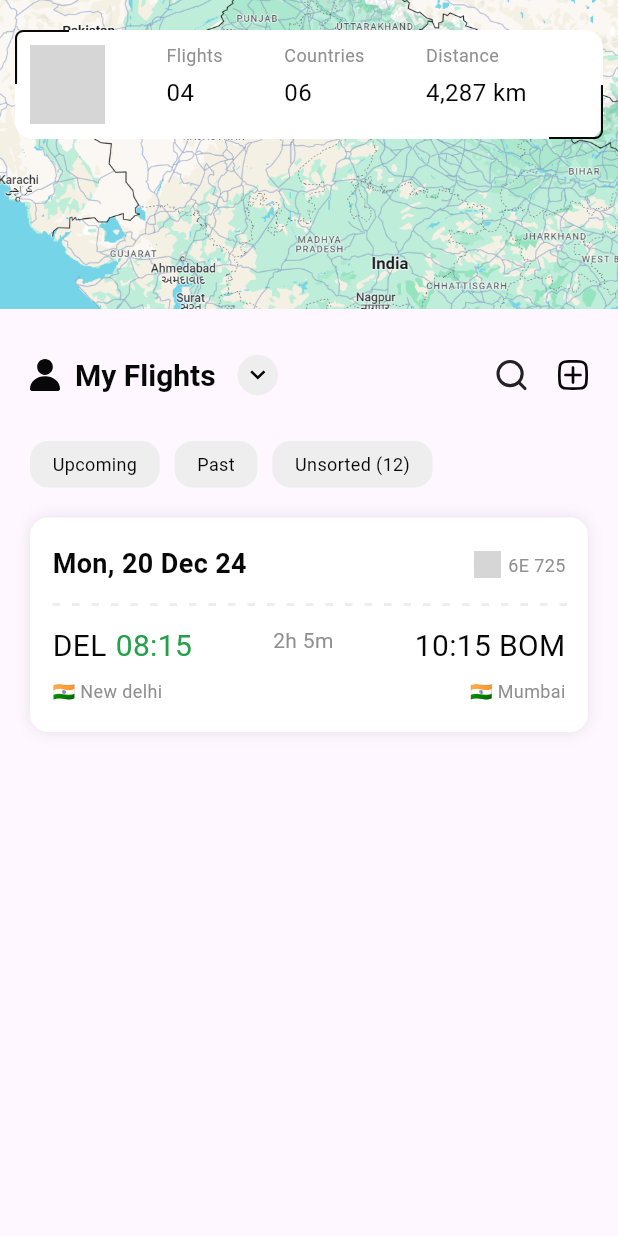
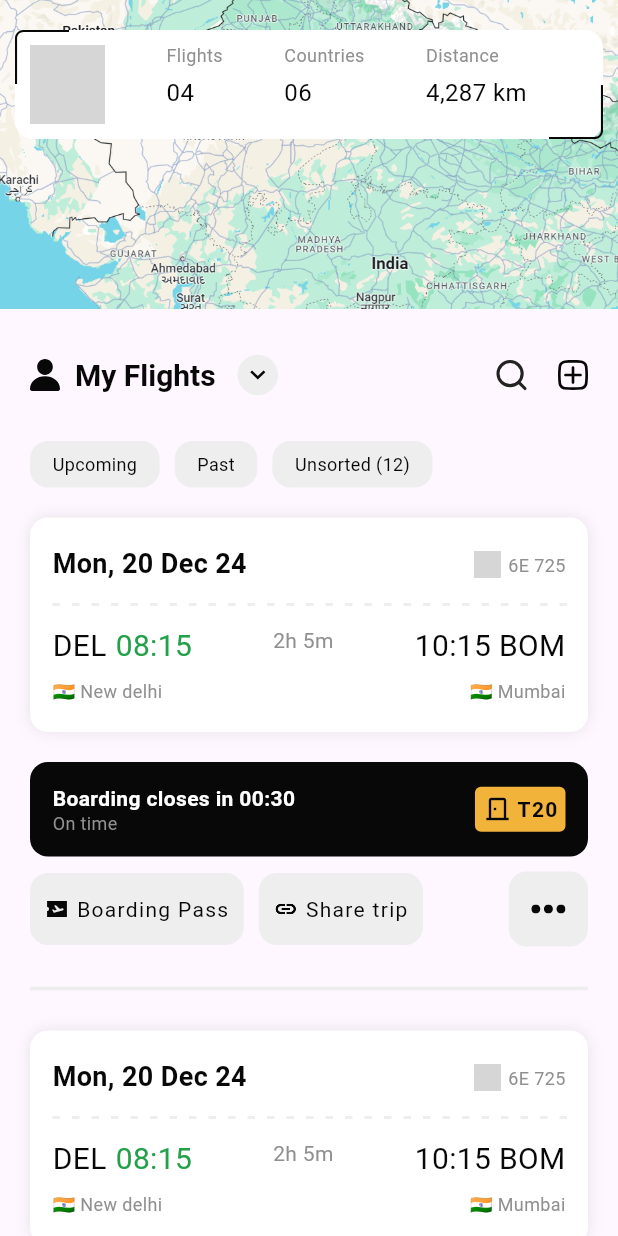
Before and after one commit to AdityaMotale/flight_booking_app_ui_demo, a Flutter app: the screen it shows after launch, on a phone screen of 412 x 824 dp. Run offline on Flutter 3.47's test engine with Material 3 defaults, Android fonts, the phone set to English and light mode, and no system bars; our stand-ins replace flutter_svg; missing offline and left inert: ecko; network calls fail; Roboto replaces fonts that are missing (UberMove); grey boxes are pictures that could not be loaded.

Commit message:
completed profile view

```diff
--- a/lib/views/Profile/profile.view.dart
+++ b/lib/views/Profile/profile.view.dart
@@ -1,6 +1,8 @@
-import 'package:flight_booking_app/views/Profile/widgets/flight_details_card.widget.profile.dart';
 import 'package:flutter/material.dart';
 
+import '../../design/design_colors.dart';
+import 'widgets/boarding_details_card.widget.profile.dart';
+import 'widgets/flight_details_card.widget.profile.dart';
 import 'widgets/header_card.widgets.profile.dart';
 import 'widgets/users_flights.widget.profile.dart';
 
@@ -24,6 +26,12 @@ class ProfileView extends StatelessWidget {
                     SizedBox(height: 20),
                     FlightDetailsCardWidgetProfile(),
                     SizedBox(height: 20),
+                    BoardingDetailsCardWidgetProfile(),
+                    SizedBox(height: 20),
+                    Divider(thickness: 2.5, color: UDesignColors.border),
+                    SizedBox(height: 20),
+                    FlightDetailsCardWidgetProfile(),
+                    SizedBox(height: 20),
                   ],
                 ),
               ),
--- /dev/null
+++ b/lib/views/Profile/widgets/boarding_details_card.widget.profile.dart
@@ -0,0 +1,168 @@
+import 'package:flutter/material.dart';
+import 'package:flutter_svg/flutter_svg.dart';
+
+import '../../../design/design_colors.dart';
+
+class BoardingDetailsCardWidgetProfile extends StatelessWidget {
+  const BoardingDetailsCardWidgetProfile({Key? key}) : super(key: key);
+
+  @override
+  Widget build(BuildContext context) {
+    return Column(
+      crossAxisAlignment: CrossAxisAlignment.start,
+      children: [
+        Container(
+          padding: const EdgeInsets.all(15),
+          width: MediaQuery.of(context).size.width,
+          decoration: BoxDecoration(
+            borderRadius: BorderRadius.circular(12),
+            color: UDesignColors.primary,
+          ),
+          child: Row(
+            mainAxisAlignment: MainAxisAlignment.spaceBetween,
+            children: [
+              const Column(
+                crossAxisAlignment: CrossAxisAlignment.start,
+                children: [
+                  Text(
+                    "Boarding closes in 00:30",
+                    style: TextStyle(
+                      fontSize: 14,
+                      fontWeight: FontWeight.w600,
+                      color: Colors.white,
+                      height: 1.25,
+                    ),
+                  ),
+                  SizedBox(width: 10),
+                  Text(
+                    "On time",
+                    style: TextStyle(
+                      fontSize: 12,
+                      color: Color(0xFF909090),
+                      height: 1.25,
+                    ),
+                  ),
+                ],
+              ),
+              Container(
+                padding: const EdgeInsets.all(5),
+                decoration: BoxDecoration(
+                  borderRadius: BorderRadius.circular(4),
+                  color: const Color(0xFFF2B33A),
+                ),
+                child: const Row(
+                  children: [
+                    SizedBox(
+                      child: Icon(
+                        Icons.door_back_door_outlined,
+                        color: UDesignColors.primary,
+                        size: 20,
+                      ),
+                    ),
+                    SizedBox(width: 3),
+                    Text(
+                      "T20",
+                      style: TextStyle(
+                        fontSize: 14,
+                        fontWeight: FontWeight.w600,
+                        color: UDesignColors.primary,
+                        height: 1.25,
+                        letterSpacing: 0.88,
+                      ),
+                    ),
+                  ],
+                ),
+              )
+            ],
+          ),
+        ),
+        const SizedBox(height: 10),
+        Row(
+          mainAxisAlignment: MainAxisAlignment.start,
+          children: [
+            Container(
+              padding: const EdgeInsets.symmetric(
+                horizontal: 10,
+                vertical: 15,
+              ),
+              decoration: BoxDecoration(
+                borderRadius: BorderRadius.circular(12),
+                color: UDesignColors.border,
+              ),
+              child: const Row(
+                children: [
+                  SizedBox(
+                    child: Icon(
+                      Icons.airplane_ticket_sharp,
+                      color: UDesignColors.primary,
+                      size: 16,
+                    ),
+                  ),
+                  SizedBox(width: 5),
+                  Text(
+                    "Boarding Pass",
+                    style: TextStyle(
+                      fontSize: 14,
+                      color: UDesignColors.primary,
+                      height: 1.25,
+                      letterSpacing: 0.88,
+                    ),
+                  ),
+                ],
+              ),
+            ),
+            const SizedBox(width: 10),
+            Container(
+              padding: const EdgeInsets.symmetric(
+                horizontal: 10,
+                vertical: 15,
+              ),
+              decoration: BoxDecoration(
+                borderRadius: BorderRadius.circular(12),
+                color: UDesignColors.border,
+              ),
+              child: const Row(
+                children: [
+                  SizedBox(
+                    child: Icon(
+                      Icons.link_sharp,
+                      color: UDesignColors.primary,
+                      size: 16,
+                    ),
+                  ),
+                  SizedBox(width: 5),
+                  Text(
+                    "Share trip",
+                    style: TextStyle(
+                      fontSize: 14,
+                      color: UDesignColors.primary,
+                      height: 1.25,
+                      letterSpacing: 0.88,
+                    ),
+                  ),
+                ],
+              ),
+            ),
+            const Expanded(child: SizedBox()),
+            Container(
+              height: 50,
+              padding: const EdgeInsets.symmetric(
+                horizontal: 15,
+              ),
+              decoration: BoxDecoration(
+                borderRadius: BorderRadius.circular(12),
+                color: UDesignColors.border,
+              ),
+              child: SizedBox(
+                child: SvgPicture.asset(
+                  "assets/icons/menu_icon_dark.svg",
+                  height: 6,
+                ),
+              ),
+            ),
+          ],
+        )
+      ],
+    );
+  }
+}
```
